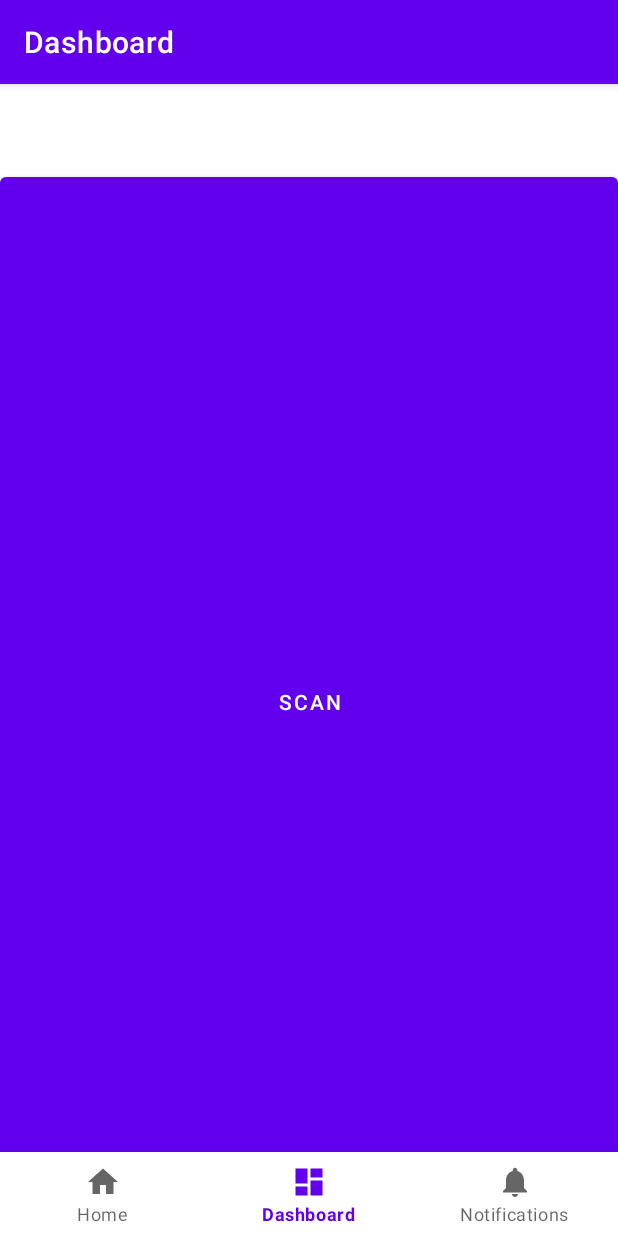
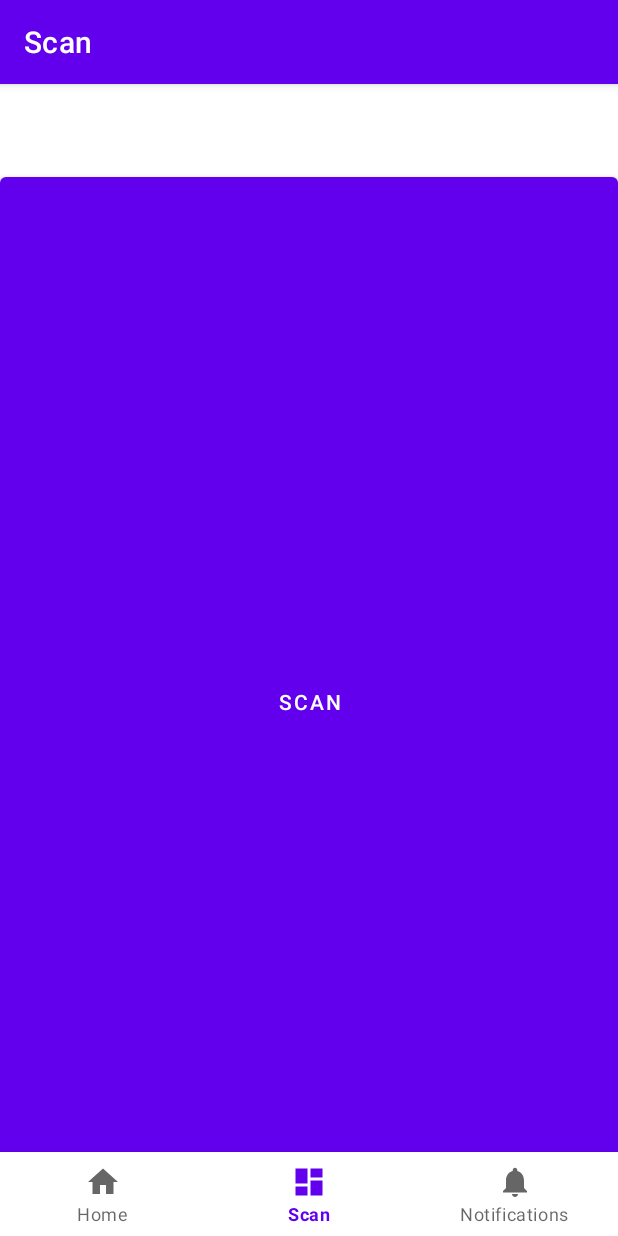
Before and after one commit to CMPUT301W24T20/Lins-Second-Strongest-Students, an Android app: the screen it shows after launch (MainActivity), item 2 of the bottom bar chosen, on a phone screen of 412 x 824 dp. Run offline under Robolectric (Android 15) with nearby library versions, the phone set to English and light mode, and no system bars; our stand-ins replace navigation-ui.

Commit message:
Fixed UI navigation + Some QOL
Home fragment now contains code originally in MainActivity
Camera is now portrait mode
Replaced 'Dashboard' with 'Scan'

```diff
--- a/ReaderApp/QRCodeReader/app/src/main/AndroidManifest.xml
+++ b/ReaderApp/QRCodeReader/app/src/main/AndroidManifest.xml
@@ -25,6 +25,10 @@
             android:name=".DisplayQRCode"
             android:exported="false" />
         <activity
+            android:name="com.journeyapps.barcodescanner.CaptureActivity"
+            android:screenOrientation="fullSensor"
+            tools:replace="screenOrientation" />
+        <activity
             android:name=".MainActivity"
             android:exported="true"
             android:label="@string/app_name">
--- a/ReaderApp/QRCodeReader/app/src/main/java/com/example/qrcodereader/CameraFragment.java
+++ b/ReaderApp/QRCodeReader/app/src/main/java/com/example/qrcodereader/CameraFragment.java
@@ -15,6 +15,10 @@ import com.google.zxing.integration.android.IntentIntegrator;
 import com.google.zxing.integration.android.IntentResult;
 
 public class CameraFragment extends Fragment implements View.OnClickListener {
+    /*
+    CameraFragment
+    Contains code for a fragment implementing a QR code scanner
+     */
 
     public CameraFragment() {
         super(R.layout.fragment_camera);
@@ -23,6 +27,10 @@ public class CameraFragment extends Fragment implements View.OnClickListener {
     Button scanButton;
     private View thisView;
 
+    /*
+     * startScan
+     * Opens QR code reader
+     */
     private void startScan() {
         IntentIntegrator integrator = IntentIntegrator.forSupportFragment(CameraFragment.this);
         integrator.setOrientationLocked(true);
@@ -45,6 +53,7 @@ public class CameraFragment extends Fragment implements View.OnClickListener {
 
     @Override
     public View onCreateView(LayoutInflater inflater, ViewGroup container, Bundle savedInstanceState) {
+        //Set up fragment
         thisView = inflater.inflate(R.layout.fragment_camera, container, false);
         scanButton = (Button) thisView.findViewById(R.id.scan_button);
         scanButton.setOnClickListener(this);
--- a/ReaderApp/QRCodeReader/app/src/main/java/com/example/qrcodereader/MainActivity.java
+++ b/ReaderApp/QRCodeReader/app/src/main/java/com/example/qrcodereader/MainActivity.java
@@ -51,56 +51,6 @@ public class MainActivity extends AppCompatActivity {
         NavigationUI.setupActionBarWithNavController(this, navController, appBarConfiguration);
         NavigationUI.setupWithNavController(binding.navView, navController);
 
-
-        // I'm working on this part - Duy
-        Button profile_button = findViewById(R.id.profile_button);
-        profile_button.setOnClickListener(new View.OnClickListener() {
-            @Override
-            public void onClick(View v) {
-                Intent intent = new Intent(MainActivity.this, OrganizerEventActivity.class);
-                startActivity(intent);
-            }
-        });
-
-        Button MyEventButton = findViewById(R.id.my_event_button);
-        MyEventButton.setOnClickListener(new View.OnClickListener() {
-            @Override
-            public void onClick(View v) {
-                AlertDialog.Builder builder = new AlertDialog.Builder(MainActivity.this);
-
-                builder.setTitle("Choose an action");
-
-                // Button to go to AttendeeEventActivity
-                builder.setPositiveButton("Go to Your Event Page (Attendee)", new DialogInterface.OnClickListener() {
-                    public void onClick(DialogInterface dialog, int id) {
-                        Intent intent = new Intent(MainActivity.this, AttendeeEventActivity.class);
-                        startActivity(intent);
-                    }
-                });
-
-                // Button to go to OrganizerEventActivity
-                builder.setNegativeButton("Go to Your Event Page (Organizer)", new DialogInterface.OnClickListener() {
-                    public void onClick(DialogInterface dialog, int id) {
-                        Intent intent = new Intent(MainActivity.this, OrganizerEventActivity.class);
-                        startActivity(intent);
-                    }
-                });
-
-                // Cancel button
-                builder.setNeutralButton("Cancel", new DialogInterface.OnClickListener() {
-                    public void onClick(DialogInterface dialog, int id) {
-                        // User cancelled the dialog
-                        dialog.dismiss();
-                    }
-                });
-
-                AlertDialog dialog = builder.create();
-                dialog.show();
-            }
-        });
-
-
-
         String deviceID = Settings.Secure.getString(getContentResolver(), Settings.Secure.ANDROID_ID);
         User user = new User(deviceID, "Guohui Lin");
 
--- a/ReaderApp/QRCodeReader/app/src/main/java/com/example/qrcodereader/ui/dashboard/DashboardFragment.java
+++ b/ReaderApp/QRCodeReader/app/src/main/java/com/example/qrcodereader/ui/dashboard/DashboardFragment.java
@@ -14,19 +14,10 @@ import com.example.qrcodereader.CameraFragment;
 import com.example.qrcodereader.databinding.FragmentCameraBinding;
 
 public class DashboardFragment extends CameraFragment {
-
+    /*
+    Code for camera fragment can be found in superclass
+     */
     private FragmentCameraBinding binding;
-
-//    public View onCreateView(@NonNull LayoutInflater inflater,
-//                             ViewGroup container, Bundle savedInstanceState) {
-//        DashboardViewModel dashboardViewModel =
-//                new ViewModelProvider(this).get(DashboardViewModel.class);
-//
-//        binding = FragmentCameraBinding.inflate(inflater, container, false);
-//        View root = binding.getRoot();
-//
-//        return root;
-//    }
 
     @Override
     public void onDestroyView() {
--- a/ReaderApp/QRCodeReader/app/src/main/java/com/example/qrcodereader/ui/home/HomeFragment.java
+++ b/ReaderApp/QRCodeReader/app/src/main/java/com/example/qrcodereader/ui/home/HomeFragment.java
@@ -1,16 +1,24 @@
 package com.example.qrcodereader.ui.home;
 
+import android.content.DialogInterface;
+import android.content.Intent;
 import android.os.Bundle;
 import android.view.LayoutInflater;
 import android.view.View;
 import android.view.ViewGroup;
+import android.widget.Button;
 import android.widget.TextView;
 
 import androidx.annotation.NonNull;
+import androidx.appcompat.app.AlertDialog;
 import androidx.fragment.app.Fragment;
 import androidx.lifecycle.ViewModelProvider;
 
+import com.example.qrcodereader.MainActivity;
+import com.example.qrcodereader.R;
 import com.example.qrcodereader.databinding.FragmentHomeBinding;
+import com.example.qrcodereader.ui.eventPage.AttendeeEventActivity;
+import com.example.qrcodereader.ui.eventPage.OrganizerEventActivity;
 
 public class HomeFragment extends Fragment {
 
@@ -26,6 +34,56 @@ public class HomeFragment extends Fragment {
 
         final TextView textView = binding.textHome;
         homeViewModel.getText().observe(getViewLifecycleOwner(), textView::setText);
+
+        //Moved + adapted from MainActivity
+
+        // I'm working on this part - Duy
+        Button profile_button = root.findViewById(R.id.profile_button);
+        profile_button.setOnClickListener(new View.OnClickListener() {
+            @Override
+            public void onClick(View v) {
+                Intent intent = new Intent(getContext(), OrganizerEventActivity.class);
+                startActivity(intent);
+            }
+        });
+
+        Button MyEventButton = root.findViewById(R.id.my_event_button);
+        MyEventButton.setOnClickListener(new View.OnClickListener() {
+            @Override
+            public void onClick(View v) {
+                AlertDialog.Builder builder = new AlertDialog.Builder(getContext());
+
+                builder.setTitle("Choose an action");
+
+                // Button to go to AttendeeEventActivity
+                builder.setPositiveButton("Go to Your Event Page (Attendee)", new DialogInterface.OnClickListener() {
+                    public void onClick(DialogInterface dialog, int id) {
+                        Intent intent = new Intent(getContext(), AttendeeEventActivity.class);
+                        startActivity(intent);
+                    }
+                });
+
+                // Button to go to OrganizerEventActivity
+                builder.setNegativeButton("Go to Your Event Page (Organizer)", new DialogInterface.OnClickListener() {
+                    public void onClick(DialogInterface dialog, int id) {
+                        Intent intent = new Intent(getContext(), OrganizerEventActivity.class);
+                        startActivity(intent);
+                    }
+                });
+
+                // Cancel button
+                builder.setNeutralButton("Cancel", new DialogInterface.OnClickListener() {
+                    public void onClick(DialogInterface dialog, int id) {
+                        // User cancelled the dialog
+                        dialog.dismiss();
+                    }
+                });
+
+                AlertDialog dialog = builder.create();
+                dialog.show();
+            }
+        });
+
         return root;
     }
 
--- a/ReaderApp/QRCodeReader/app/src/main/res/menu/bottom_nav_menu.xml
+++ b/ReaderApp/QRCodeReader/app/src/main/res/menu/bottom_nav_menu.xml
@@ -9,7 +9,7 @@
     <item
         android:id="@+id/navigation_camera"
         android:icon="@drawable/ic_dashboard_black_24dp"
-        android:title="@string/title_dashboard" />
+        android:title="@string/title_scan" />
 
     <item
         android:id="@+id/navigation_notifications"
--- a/ReaderApp/QRCodeReader/app/src/main/res/navigation/mobile_navigation.xml
+++ b/ReaderApp/QRCodeReader/app/src/main/res/navigation/mobile_navigation.xml
@@ -14,7 +14,7 @@
     <fragment
         android:id="@+id/navigation_camera"
         android:name="com.example.qrcodereader.ui.dashboard.DashboardFragment"
-        android:label="@string/title_dashboard"
+        android:label="@string/title_scan"
         tools:layout="@layout/fragment_camera" />
 
     <fragment
--- a/ReaderApp/QRCodeReader/app/src/main/res/values/strings.xml
+++ b/ReaderApp/QRCodeReader/app/src/main/res/values/strings.xml
@@ -1,7 +1,7 @@
 <resources>
     <string name="app_name">QRCodeReader</string>
     <string name="title_home">Home</string>
-    <string name="title_dashboard">Dashboard</string>
+    <string name="title_scan">Scan</string>
     <string name="title_notifications">Notifications</string>
     <string name="UploadProfilePicText">Upload Profile Picture</string>
     <string name="RemoveProfilePictureText">Remove Profile Picture</string>
```
